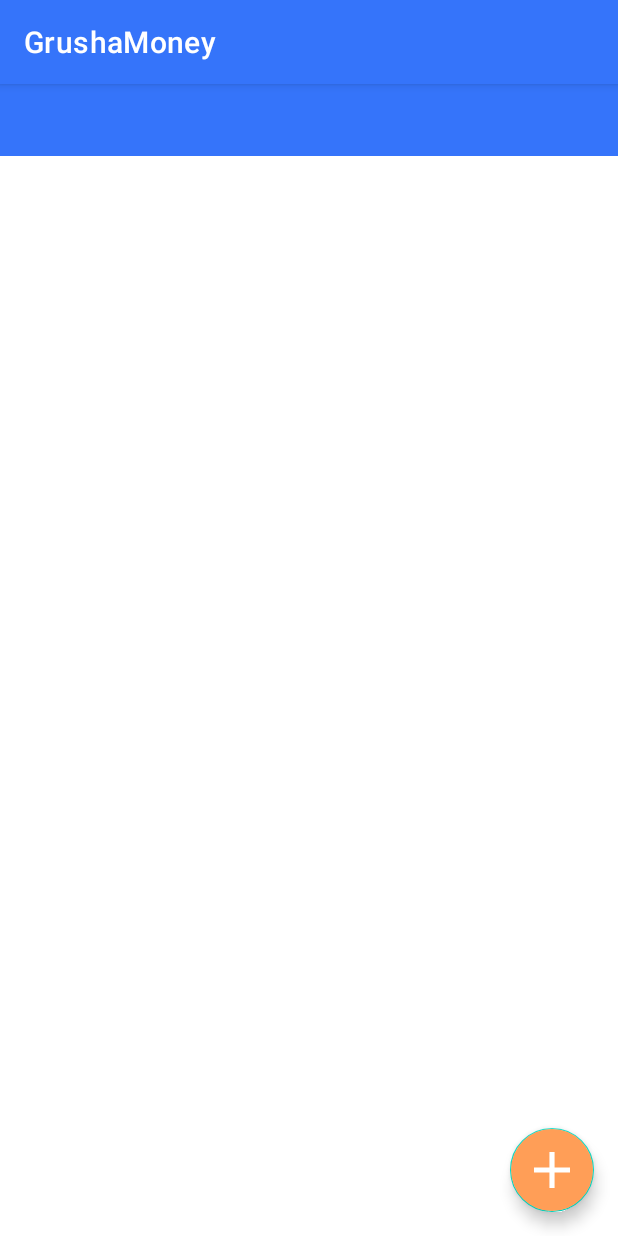
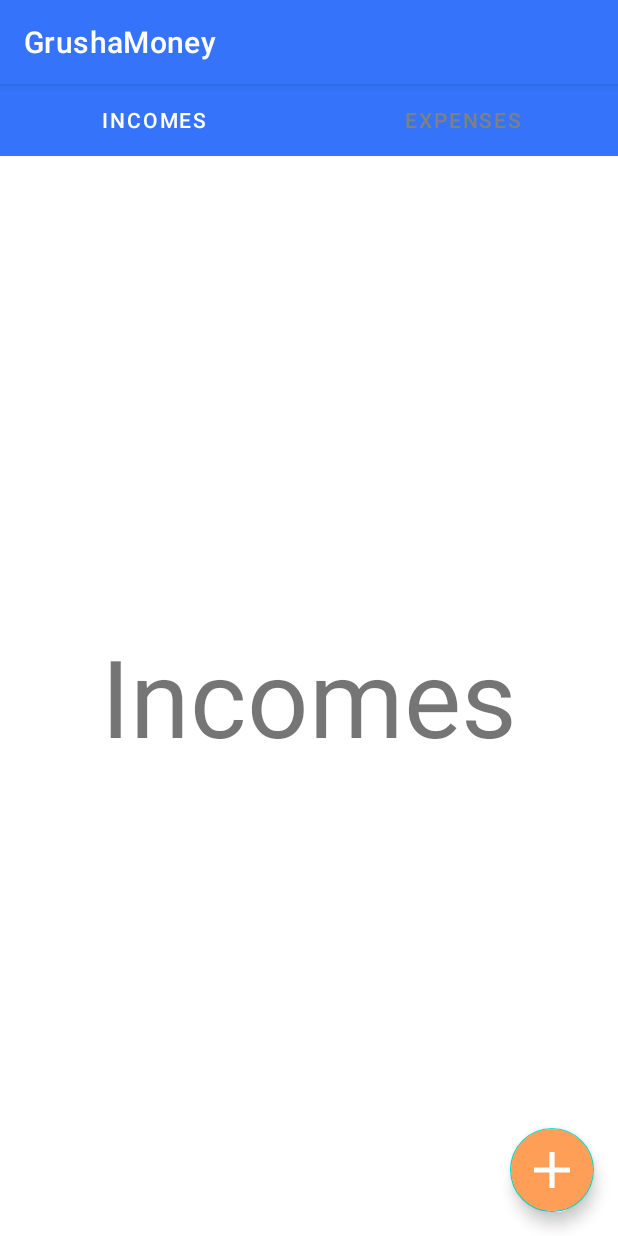
Before and after one commit to grusha4669/LoftSchoolAndroidRepository, an Android app: the screen it shows after launch (MainActivity), after a tap on "Log in", on a phone screen of 412 x 824 dp. Run offline under Robolectric (Android 15) with nearby library versions, the phone set to English and light mode, and no system bars.

Commit message:
tabLayout with swipes realized using viewBinding

```diff
--- a/app/build.gradle
+++ b/app/build.gradle
@@ -22,6 +22,11 @@ android {
             proguardFiles getDefaultProguardFile('proguard-android-optimize.txt'), 'proguard-rules.pro'
         }
     }
+
+    buildFeatures {
+        viewBinding = true
+    }
+
     compileOptions {
         sourceCompatibility JavaVersion.VERSION_1_8
         targetCompatibility JavaVersion.VERSION_1_8
--- a/app/src/main/java/ru/pashaginas/myapplication/MainActivity.kt
+++ b/app/src/main/java/ru/pashaginas/myapplication/MainActivity.kt
@@ -1,21 +1,26 @@
 package ru.pashaginas.myapplication
 
 import android.content.Intent
+import android.content.res.Resources
 import android.os.Bundle
 import android.view.View
 import androidx.appcompat.app.AppCompatActivity
-import androidx.fragment.app.FragmentManager
 import androidx.recyclerview.widget.DividerItemDecoration
 import androidx.recyclerview.widget.LinearLayoutManager
 import androidx.recyclerview.widget.RecyclerView
-import androidx.viewpager2.adapter.FragmentStateAdapter
 import androidx.viewpager2.widget.ViewPager2
 import com.google.android.material.floatingactionbutton.FloatingActionButton
+import com.google.android.material.tabs.TabLayout
+import com.google.android.material.tabs.TabLayoutMediator
 
 class MainActivity : AppCompatActivity() {
 
     private lateinit var itemsAdapter: MoneyItemsAdapter
     private lateinit var fab: FloatingActionButton
+    private lateinit var adapter: ViewPagerAdapter
+    private lateinit var tabLayout: TabLayout
+    private lateinit var viewPager: ViewPager2
+
 
     companion object {
         const val RCODE = 500
@@ -48,8 +53,22 @@ class MainActivity : AppCompatActivity() {
         recyclerView.addItemDecoration(
             DividerItemDecoration(this, LinearLayoutManager.VERTICAL)
         )
-//        val vp: ViewPager2 = findViewById(R.id.viewpager)
-//        vp.adapter = ViewPagerAdapter()
+        adapter = ViewPagerAdapter(this)
+        viewPager = findViewById(R.id.pager)
+        viewPager.adapter = adapter
+
+        tabLayout = findViewById(R.id.tab_layout)
+
+        TabLayoutMediator(tabLayout,viewPager) {tab, position ->
+            tab.text = when(position) {
+                0 -> getString(R.string.fragment_a)
+                1 -> getString(R.string.fragment_b)
+                else -> {
+                    throw Resources.NotFoundException("Fragment not found")
+                }
+            }
+
+        }.attach()
     }
 
     override fun onActivityResult(requestCode: Int, resultCode: Int, data: Intent?) {
--- a/app/src/main/java/ru/pashaginas/myapplication/ViewPagerAdapter.kt
+++ b/app/src/main/java/ru/pashaginas/myapplication/ViewPagerAdapter.kt
@@ -1,18 +1,28 @@
 package ru.pashaginas.myapplication
 
+import android.content.res.Resources
 import androidx.fragment.app.Fragment
 import androidx.fragment.app.FragmentActivity
 import androidx.viewpager2.adapter.FragmentStateAdapter
 
-class ViewPagerAdapter : FragmentStateAdapter(FragmentActivity()) {
+class ViewPagerAdapter(fragmentActivity: FragmentActivity) :
+    FragmentStateAdapter(fragmentActivity) {
     override fun getItemCount(): Int = 2
 
     override fun createFragment(position: Int): Fragment {
-        if (position == 0) {
-            return FragmentA()
-        } else if (position == 1) {
-            return FragmentA()
+//        if (position == 0) {
+//            return FragmentA()
+//        } else if (position == 1) {
+//            return FragmentB()
+//        }
+//        return FragmentA()
+
+        return when (position) {
+            0 -> FragmentA()
+            1 -> FragmentB()
+            else -> {
+                throw Resources.NotFoundException("Fragment not found")
+            }
         }
-        return FragmentA()
     }
 }
--- a/app/src/main/res/layout/activity_main.xml
+++ b/app/src/main/res/layout/activity_main.xml
@@ -8,12 +8,25 @@
     tools:context=".AddItemActivity">
 
     <com.google.android.material.tabs.TabLayout
-        android:id="@+id/tabs"
+        android:id="@+id/tab_layout"
         android:layout_width="match_parent"
         android:layout_height="wrap_content"
         android:background="@color/primary_color"
+        app:layout_constraintEnd_toEndOf="parent"
         app:layout_constraintStart_toStartOf="parent"
-        app:layout_constraintTop_toTopOf="parent"/>
+        app:layout_constraintTop_toTopOf="parent"
+        app:tabSelectedTextColor="@color/white"
+        app:tabTextColor="@color/gray"
+        />
+
+    <androidx.viewpager2.widget.ViewPager2
+        android:id="@+id/pager"
+        android:layout_width="match_parent"
+        android:layout_height="0dp"
+        app:layout_constraintBottom_toBottomOf="parent"
+        app:layout_constraintEnd_toEndOf="parent"
+        app:layout_constraintStart_toStartOf="parent"
+        app:layout_constraintTop_toBottomOf="@id/tab_layout" />
 
     <androidx.recyclerview.widget.RecyclerView
         android:id="@+id/recyclerView"
@@ -23,7 +36,7 @@
         android:layout_marginTop="8dp"
         android:layout_marginEnd="8dp"
         android:layout_marginBottom="8dp"
-        app:layout_constraintTop_toBottomOf="@+id/tabs"
+        app:layout_constraintTop_toBottomOf="@+id/tab_layout"
         tools:listitem="@layout/recyclerview_item" />
 
     <com.google.android.material.floatingactionbutton.FloatingActionButton
--- a/app/src/main/res/layout/fragment_a.xml
+++ b/app/src/main/res/layout/fragment_a.xml
@@ -1,7 +1,6 @@
 <?xml version="1.0" encoding="utf-8"?>
 
 <FrameLayout xmlns:android="http://schemas.android.com/apk/res/android"
-    xmlns:tools="http://schemas.android.com/tools"
     android:id="@+id/fragmenta"
     android:layout_width="match_parent"
     android:layout_height="match_parent">
```
Also changed, not shown: app/src/main/java/ru/pashaginas/myapplication/FragmentB.kt (added, +21 -0 lines).
